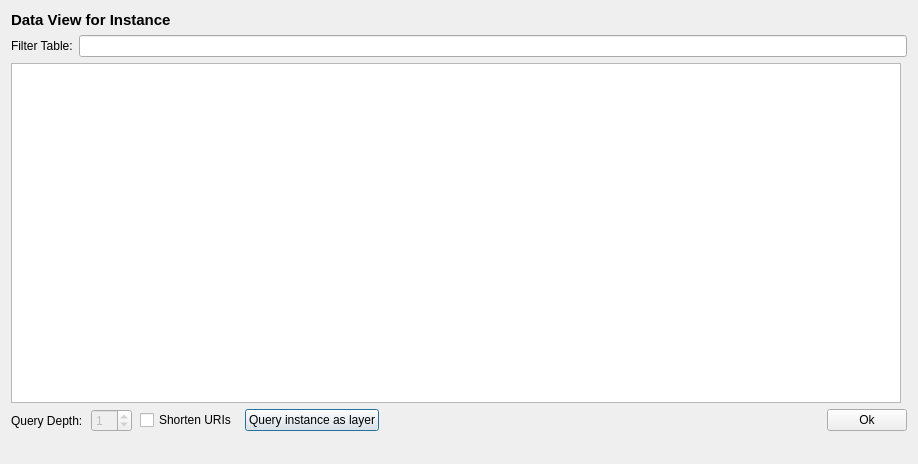
This is dialogs/ui/instancedatadialog.ui in sparqlunicorn/sparqlunicornGoesGIS as Qt 5 draws it before an edit. The edited form follows.
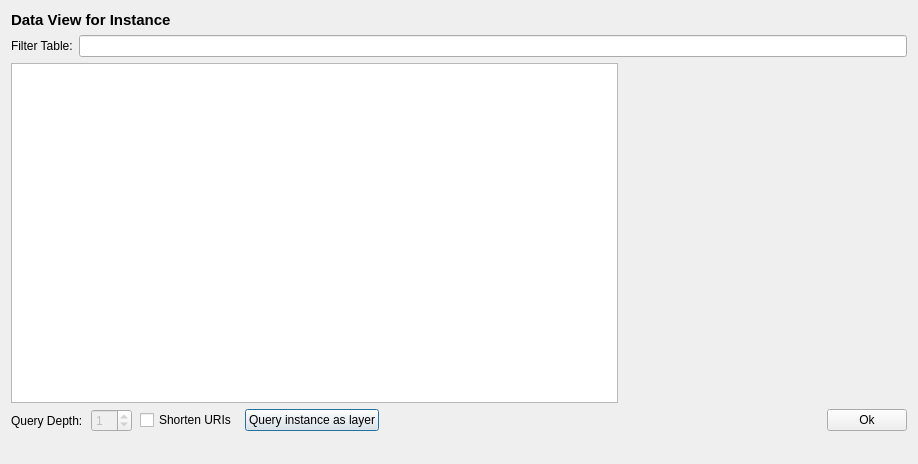
This is the edited form. Custom widgets are drawn as their Qt base class.

```diff
--- a/dialogs/ui/instancedatadialog.ui
+++ b/dialogs/ui/instancedatadialog.ui
@@ -67,6 +67,12 @@
     <layout class="QHBoxLayout" name="horizontalLayout_3">
      <item>
       <widget class="QTableView" name="instanceDataTableView">
+       <property name="sizePolicy">
+        <sizepolicy hsizetype="Expanding" vsizetype="Expanding">
+         <horstretch>75</horstretch>
+         <verstretch>0</verstretch>
+        </sizepolicy>
+       </property>
        <property name="mouseTracking">
         <bool>true</bool>
        </property>
@@ -85,7 +91,14 @@
       </widget>
      </item>
      <item>
-      <widget class="QgsMapCanvas" name="map_canvas" native="true"/>
+      <widget class="QgsMapCanvas" name="map_canvas" native="true">
+       <property name="sizePolicy">
+        <sizepolicy hsizetype="Preferred" vsizetype="Preferred">
+         <horstretch>35</horstretch>
+         <verstretch>0</verstretch>
+        </sizepolicy>
+       </property>
+      </widget>
      </item>
     </layout>
    </item>
```
